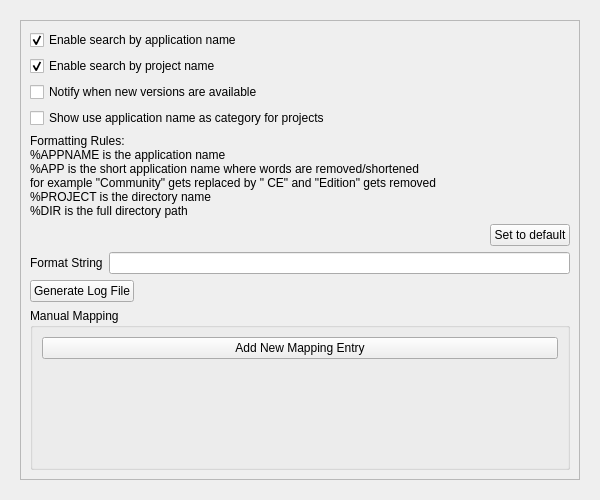
The window that src/config/jetbrainsrunner_config.ui (alex1701c/JetBrainsRunner) describes before a commit, drawn with Qt 5.
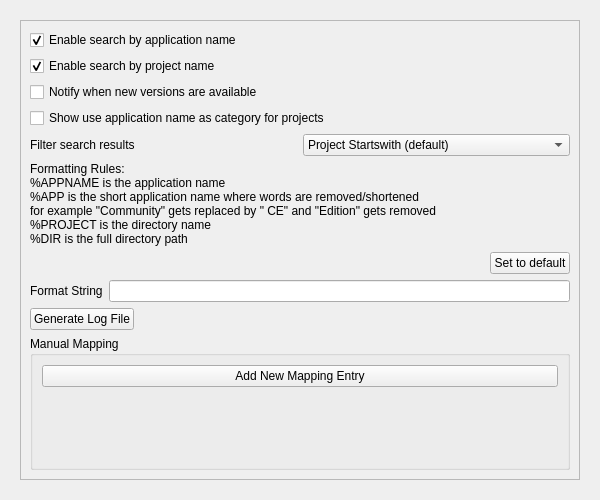
The same window after the commit.

Commit message: Add gui option to change the search functionality

The edit to the form file:
```diff
--- a/src/config/jetbrainsrunner_config.ui
+++ b/src/config/jetbrainsrunner_config.ui
@@ -46,8 +46,8 @@
           <rect>
            <x>0</x>
            <y>0</y>
-           <width>572</width>
-           <height>472</height>
+           <width>551</width>
+           <height>492</height>
           </rect>
          </property>
          <layout class="QGridLayout" name="gridLayout">
@@ -99,6 +99,36 @@
               </property>
              </widget>
             </item>
+            <item>
+             <layout class="QHBoxLayout" name="horizontalLayout_3">
+              <item>
+               <widget class="QLabel" name="label">
+                <property name="text">
+                 <string>Filter search results</string>
+                </property>
+               </widget>
+              </item>
+              <item>
+               <widget class="QComboBox" name="filterSearchResultsComboBox">
+                <item>
+                 <property name="text">
+                  <string>Project Startswith (default)</string>
+                 </property>
+                </item>
+                <item>
+                 <property name="text">
+                  <string>Project Contains</string>
+                 </property>
+                </item>
+                <item>
+                 <property name="text">
+                  <string>Path Contains</string>
+                 </property>
+                </item>
+               </widget>
+              </item>
+             </layout>
+            </item>
             <item>
              <widget class="QLabel" name="formattingRulesLabel">
               <property name="text">
```
The commit also changes 4 other files.
